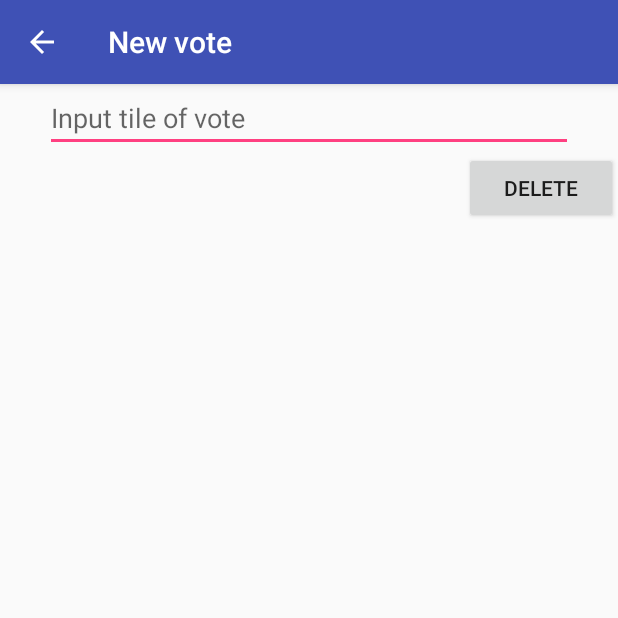
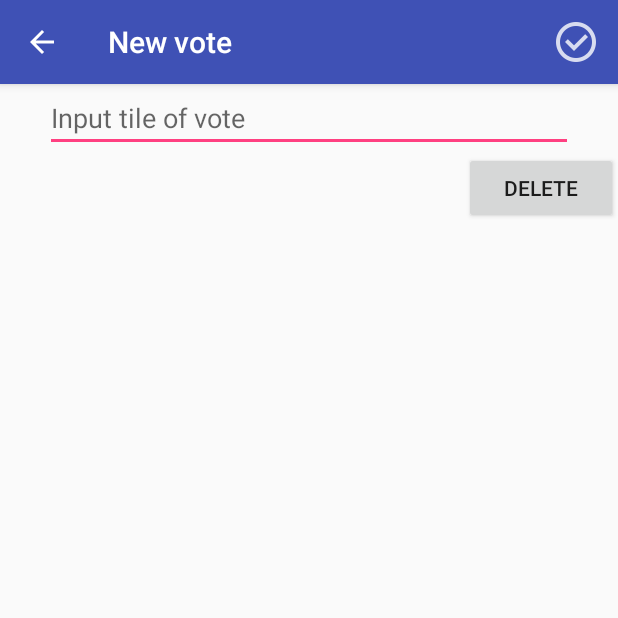
Before and after one commit to EnterSnowman/VoteMe, an Android app: the AddVoteFragment screen opened directly, with no data from a screen before it, after a tap on "ADD", on a phone screen of 412 x 824 dp, the top half of it. Run offline under Robolectric (Android 15) with nearby library versions, the phone set to English and light mode, and no system bars; our stand-ins replace Firebase (no records; nobody signed in at launch, a user with empty details on screens opened directly).

Commit message:
Pushing vote in database

```diff
--- a/app/src/main/java/com/example/android/voteme/addvote/AddVoteActivity.kt
+++ b/app/src/main/java/com/example/android/voteme/addvote/AddVoteActivity.kt
@@ -3,12 +3,14 @@ package com.example.android.voteme.addvote
 import android.net.Uri
 import android.support.v7.app.AppCompatActivity
 import android.os.Bundle
+import android.view.Menu
 import android.view.MenuItem
 import com.example.android.voteme.R
 import com.example.android.voteme.loginregistration.LoginRegistrationFragment
 import kotlinx.android.synthetic.main.activity_add_vote.*
 
 class AddVoteActivity : AppCompatActivity(),AddVoteFragment.OnFragmentInteractionListener {
+    var mView : AddVoteFragment? = null
     var mPresenter : AddVotePresenter? = null
     override fun onCreate(savedInstanceState: Bundle?) {
         super.onCreate(savedInstanceState)
@@ -16,15 +18,21 @@ class AddVoteActivity : AppCompatActivity(),AddVoteFragment.OnFragmentInteractio
         setSupportActionBar(toolbar)
         supportActionBar?.setTitle(getString(R.string.new_vote))
         supportActionBar?.setDisplayHomeAsUpEnabled(true)
-        var view = AddVoteFragment.newInstance()
+        mView = AddVoteFragment.newInstance()
         supportFragmentManager.beginTransaction()
-                .add(R.id.add_vote_container,view)
+                .add(R.id.add_vote_container,mView)
                 .commit()
-        mPresenter = AddVotePresenter(view)
+        mPresenter = AddVotePresenter(mView!!)
     }
 
     override fun onFragmentInteraction(uri: Uri) {
         TODO("not implemented") //To change body of created functions use File | Settings | File Templates.
+    }
+
+    override fun onCreateOptionsMenu(menu: Menu): Boolean {
+        // Inflate the menu; this adds items to the action bar if it is present.
+        menuInflater.inflate(R.menu.menu_add_vote, menu)
+        return true
     }
 
     override fun onOptionsItemSelected(item: MenuItem?): Boolean {
@@ -32,6 +40,10 @@ class AddVoteActivity : AppCompatActivity(),AddVoteFragment.OnFragmentInteractio
             android.R.id.home -> { onBackPressed()
             return true
             }
+            R.id.add_vote ->{
+                mView?.addVote()
+                return true
+            }
             else ->  return super.onOptionsItemSelected(item)
         }
     }
--- a/app/src/main/java/com/example/android/voteme/addvote/AddVoteContract.kt
+++ b/app/src/main/java/com/example/android/voteme/addvote/AddVoteContract.kt
@@ -11,11 +11,19 @@ interface AddVoteContract {
         fun showAddedVariant(variant: String)
 
         fun deleteVarinat(positon: Int)
+
+        fun addVote()
+
+        fun showLoading()
+
+        fun hideLoading()
     }
 
     interface Presenter : BasePresenter<View>{
         fun addVarinat(variant : String)
 
         fun deleteVariant(positon : Int)
+
+        fun addVote(title: String,variants : ArrayList<String>)
     }
 }
--- a/app/src/main/java/com/example/android/voteme/addvote/AddVoteFragment.kt
+++ b/app/src/main/java/com/example/android/voteme/addvote/AddVoteFragment.kt
@@ -1,5 +1,6 @@
 package com.example.android.voteme.addvote
 
+import android.app.ProgressDialog
 import android.content.Context
 import android.net.Uri
 import android.os.Bundle
@@ -22,12 +23,13 @@ import kotlinx.android.synthetic.main.fragment_add_vote.*
  */
 class AddVoteFragment : Fragment(), AddVoteContract.View {
 
-
     // TODO: Rename and change types of parameters
 
     private var mPresenter: AddVoteContract.Presenter? = null
     private var mListener: OnFragmentInteractionListener? = null
     private var mAdapter : VariantsAdapter? = null
+    private var mProgressDialog : ProgressDialog? = null
+
     override fun setPresenter(presenter: AddVoteContract.Presenter) {
         mPresenter = presenter
     }
@@ -36,6 +38,18 @@ class AddVoteFragment : Fragment(), AddVoteContract.View {
         mAdapter?.mVariants?.removeAt(positon)
         mAdapter?.notifyDataSetChanged()
     }
+    override fun addVote() {
+        mPresenter?.addVote(voteTitleEdit.text.toString(), mAdapter!!.mVariants)
+    }
+
+    override fun showLoading() {
+        mProgressDialog?.show()
+    }
+
+    override fun hideLoading() {
+        mProgressDialog?.hide()
+    }
+
 
 
     override fun showAddedVariant(variant: String) {
@@ -49,6 +63,7 @@ class AddVoteFragment : Fragment(), AddVoteContract.View {
 
     override fun onCreate(savedInstanceState: Bundle?) {
         super.onCreate(savedInstanceState)
+        mProgressDialog = ProgressDialog(context)
         if (arguments != null) {
 
         }
--- a/app/src/main/java/com/example/android/voteme/addvote/AddVotePresenter.kt
+++ b/app/src/main/java/com/example/android/voteme/addvote/AddVotePresenter.kt
@@ -1,9 +1,32 @@
 package com.example.android.voteme.addvote
+
+import com.example.android.voteme.data.DataSource
+import com.example.android.voteme.data.VotesRepository
+import java.lang.Exception
 
 /**
  * Created by Valentin on 17.07.2017.
  */
 class AddVotePresenter(override var mView: AddVoteContract.View) : AddVoteContract.Presenter {
+
+    var mVotesRepository : VotesRepository
+
+    init {
+        mVotesRepository = VotesRepository.getInstance()
+    }
+    override fun addVote(title: String,variants: ArrayList<String>) {
+        mView.showLoading()
+        mVotesRepository.addVote(title,variants,object : DataSource.VoteAddedCallback{
+            override fun onComplete() {
+                mView.hideLoading()
+            }
+
+            override fun onFailure(exception: Exception?) {
+                mView.hideLoading()
+            }
+        })
+    }
+
     override fun deleteVariant(positon: Int) {
         mView.deleteVarinat(positon)
     }
--- a/app/src/main/java/com/example/android/voteme/data/DataSource.kt
+++ b/app/src/main/java/com/example/android/voteme/data/DataSource.kt
@@ -17,4 +17,10 @@ interface DataSource {
 
         fun onSignUpFailure(exception : Exception?)
     }
+
+    interface VoteAddedCallback{
+        fun onComplete()
+
+        fun onFailure(exception : Exception?)
+    }
 }
--- a/app/src/main/java/com/example/android/voteme/model/Vote.kt
+++ b/app/src/main/java/com/example/android/voteme/model/Vote.kt
@@ -3,5 +3,5 @@ package com.example.android.voteme.model
 /**
  * Created by Valentin on 16.07.2017.
  */
-data class Vote(var id: String,var variants : HashMap<String,Int>) {
+data class Vote(var id: String,var title : String,var variants : HashMap<String,Int>) {
 }
--- a/app/src/main/java/com/example/android/voteme/utils/Constants.kt
+++ b/app/src/main/java/com/example/android/voteme/utils/Constants.kt
@@ -6,6 +6,8 @@ package com.example.android.voteme.utils
 class Constants {
     companion object {
         val VOTES : String = "votes"
+        val TITLE : String = "title"
+        val VARIANTS : String  = "variants"
     }
 
 }
--- /dev/null
+++ b/app/src/main/res/menu/menu_add_vote.xml
@@ -0,0 +1,10 @@
+<?xml version="1.0" encoding="utf-8"?>
+<menu xmlns:android="http://schemas.android.com/apk/res/android"
+    xmlns:app="http://schemas.android.com/apk/res-auto">
+    <item
+        android:id="@+id/add_vote"
+        android:orderInCategory="100"
+        android:title="@string/add_vote"
+        android:icon="@mipmap/ic_check_circle_outline"
+        app:showAsAction="always" />
+</menu>
--- a/app/src/main/res/values/strings.xml
+++ b/app/src/main/res/values/strings.xml
@@ -24,4 +24,5 @@
     <string name="input_vote_title">Input tile of vote</string>
     <string name="add">Add</string>
     <string name="delete">Delete</string>
+    <string name="add_vote">Add vote</string>
 </resources>
--- a/build.gradle
+++ b/build.gradle
@@ -7,7 +7,7 @@ buildscript {
         jcenter()
     }
     dependencies {
-        classpath 'com.android.tools.build:gradle:3.0.0-alpha6'
+        classpath 'com.android.tools.build:gradle:3.0.0-alpha7'
         classpath "org.jetbrains.kotlin:kotlin-gradle-plugin:$kotlin_version"
 
         // NOTE: Do not place your application dependencies here; they belong
```
Also changed, not shown: app/src/main/java/com/example/android/voteme/data/VotesRepository.kt (+12 -0 lines), app/src/main/res/mipmap-hdpi/ic_check_circle_outline.png (added), app/src/main/res/mipmap-mdpi/ic_check_circle_outline.png (added), app/src/main/res/mipmap-xhdpi/ic_check_circle_outline.png (added), app/src/main/res/mipmap-xxhdpi/ic_check_circle_outline.png (added), app/src/main/res/mipmap-xxxhdpi/ic_check_circle_outline.png (added).
